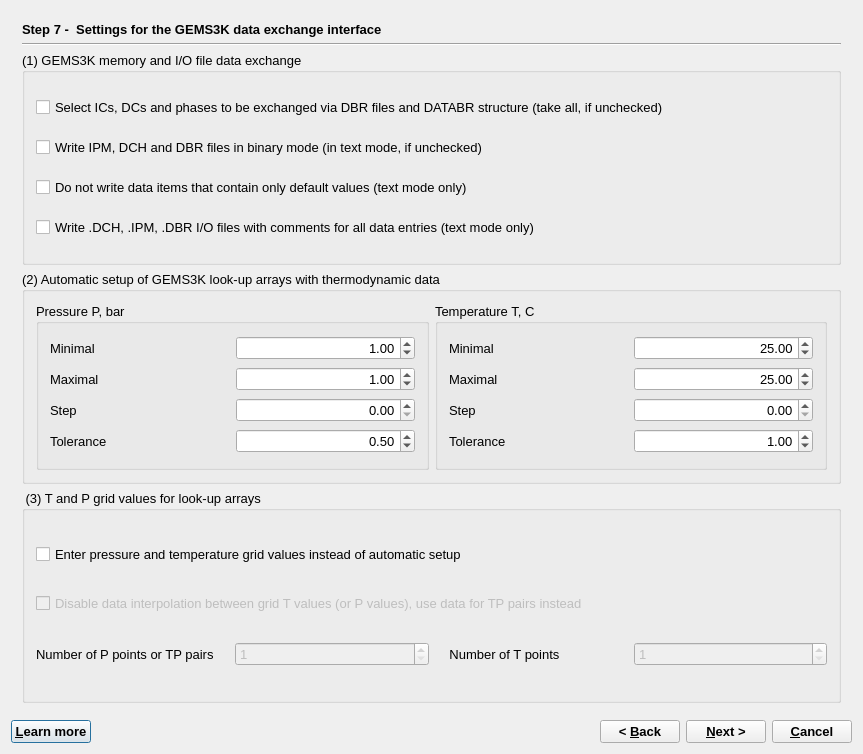
First picture: the form in GUI/Dialogs4/GEM2MTWizard4.ui, repository gemshub/GEMSGUI, before the edit.
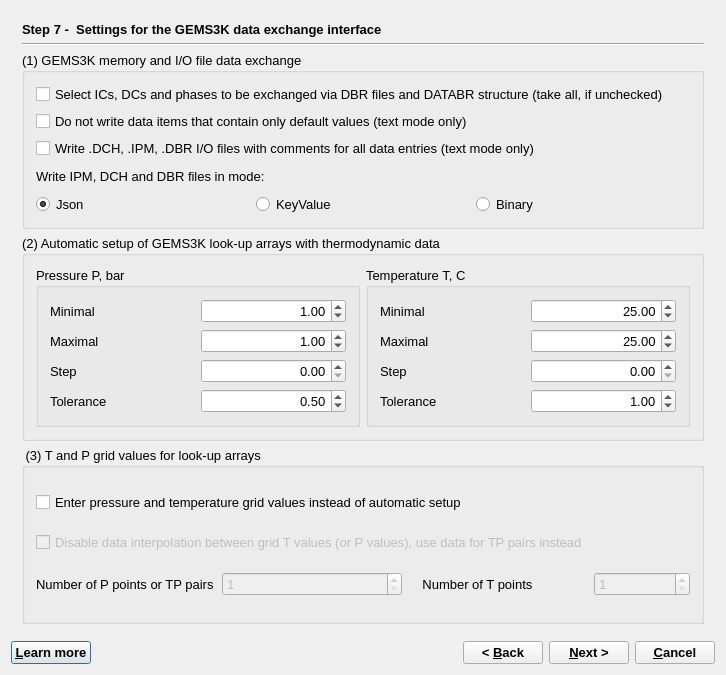
Second picture: the form after the edit. The open tabs and pages were chosen to show the change.

Commit message: Changed GUI for select json , key-value and binary format files

Patch:
```diff
--- a/GUI/Dialogs4/GEM2MTWizard4.ui
+++ b/GUI/Dialogs4/GEM2MTWizard4.ui
@@ -9,8 +9,8 @@
    <rect>
     <x>0</x>
     <y>0</y>
-    <width>863</width>
-    <height>754</height>
+    <width>726</width>
+    <height>675</height>
    </rect>
   </property>
   <property name="font">
@@ -1541,6 +1541,7 @@
          </property>
          <property name="font">
           <font>
+           <pointsize>10</pointsize>
            <weight>75</weight>
            <bold>true</bold>
           </font>
@@ -1562,29 +1563,22 @@
          <property name="title">
           <string>(1) GEMS3K memory and I/O file data exchange</string>
          </property>
-         <layout class="QVBoxLayout" name="verticalLayout_6">
-          <item>
+         <layout class="QGridLayout" name="gridLayout_15">
+          <item row="0" column="0" colspan="3">
            <widget class="QCheckBox" name="chSelect">
             <property name="text">
              <string>Select ICs, DCs and phases to be exchanged via DBR files and DATABR structure (take all, if unchecked)</string>
             </property>
            </widget>
           </item>
-          <item>
-           <widget class="QCheckBox" name="chMode">
-            <property name="text">
-             <string>Write IPM, DCH and DBR files in binary mode (in text mode, if unchecked)</string>
-            </property>
-           </widget>
-          </item>
-          <item>
+          <item row="1" column="0" colspan="3">
            <widget class="QCheckBox" name="chAll">
             <property name="text">
              <string>Do not write data items that contain only default values (text mode only)</string>
             </property>
            </widget>
           </item>
-          <item>
+          <item row="2" column="0" colspan="3">
            <widget class="QCheckBox" name="chComment">
             <property name="text">
              <string>Write .DCH, .IPM, .DBR I/O files with comments for all data entries (text mode only)</string>
@@ -1594,6 +1588,37 @@
             </property>
            </widget>
           </item>
+          <item row="3" column="0" colspan="3">
+           <widget class="QLabel" name="label_28">
+            <property name="text">
+             <string>Write IPM, DCH and DBR files in mode: </string>
+            </property>
+           </widget>
+          </item>
+          <item row="4" column="0">
+           <widget class="QRadioButton" name="rbJson">
+            <property name="text">
+             <string>Json</string>
+            </property>
+            <property name="checked">
+             <bool>true</bool>
+            </property>
+           </widget>
+          </item>
+          <item row="4" column="1">
+           <widget class="QRadioButton" name="rbKeyVal">
+            <property name="text">
+             <string>KeyValue</string>
+            </property>
+           </widget>
+          </item>
+          <item row="4" column="2">
+           <widget class="QRadioButton" name="rbBinary">
+            <property name="text">
+             <string>Binary</string>
+            </property>
+           </widget>
+          </item>
          </layout>
         </widget>
        </item>
@@ -2232,6 +2257,7 @@
       <widget class="QPushButton" name="pHelp">
        <property name="font">
         <font>
+         <pointsize>10</pointsize>
          <weight>75</weight>
          <bold>true</bold>
         </font>
@@ -2261,6 +2287,7 @@
       <widget class="QPushButton" name="pBack">
        <property name="font">
         <font>
+         <pointsize>10</pointsize>
          <weight>75</weight>
          <bold>true</bold>
         </font>
@@ -2274,6 +2301,7 @@
       <widget class="QPushButton" name="pNext">
        <property name="font">
         <font>
+         <pointsize>10</pointsize>
          <weight>75</weight>
          <bold>true</bold>
         </font>
@@ -2287,6 +2315,7 @@
       <widget class="QPushButton" name="pCancel">
        <property name="font">
         <font>
+         <pointsize>10</pointsize>
          <weight>75</weight>
          <bold>true</bold>
         </font>
```
Left out of the diff: 10 changed lines with no effect on the pictures. The commit also changes 17 other files.
